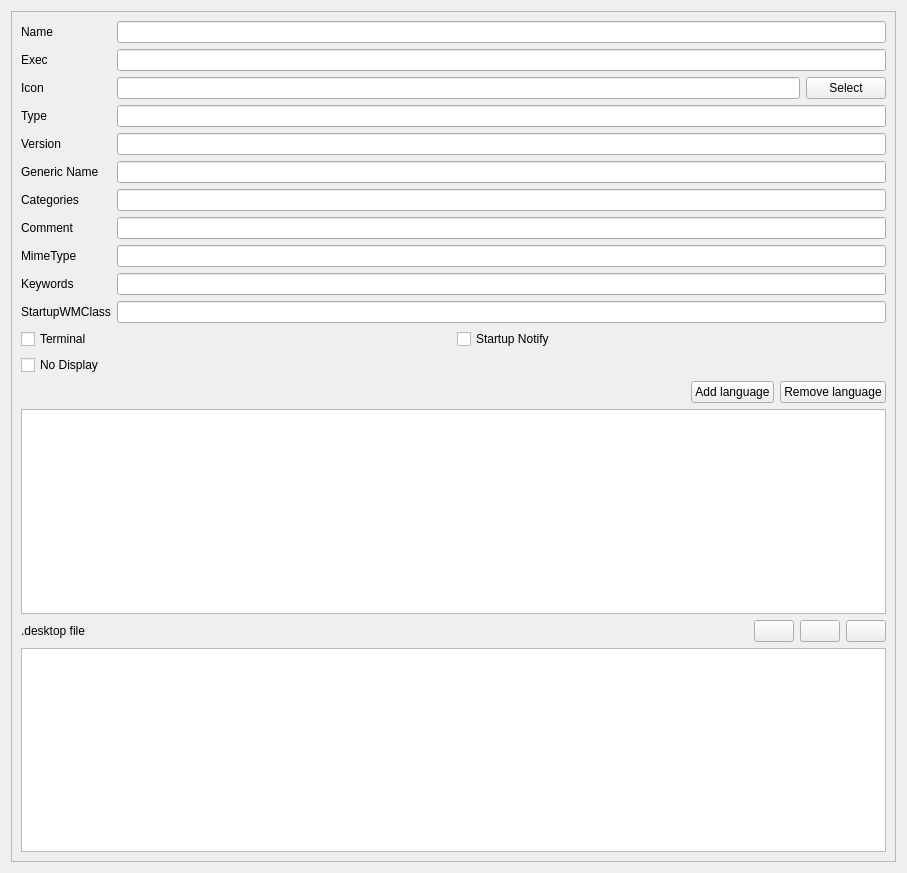
Above: src/widgets/desktopcreatorwidget.ui from N1vn0vem8er/cutetoolbox before the change. Below: the same form after it.
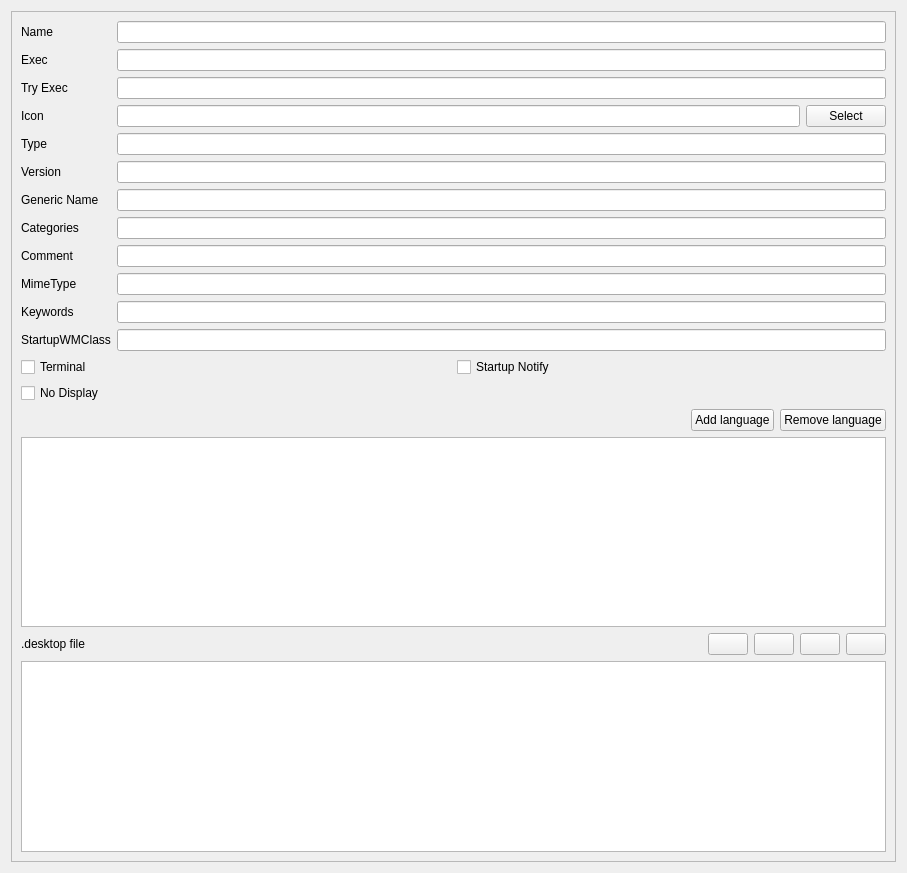
That is the form after the change. Icons and pictures are not drawn.

Commit message: Renamed ui elements in desktopcreatorwidget

What changed in the file:
```diff
--- a/src/widgets/desktopcreatorwidget.ui
+++ b/src/widgets/desktopcreatorwidget.ui
@@ -54,14 +54,14 @@
          <item row="1" column="1">
           <widget class="QLineEdit" name="lineEdit_2"/>
          </item>
-         <item row="2" column="0">
+         <item row="3" column="0">
           <widget class="QLabel" name="label_3">
            <property name="text">
             <string>Icon</string>
            </property>
           </widget>
          </item>
-         <item row="2" column="1">
+         <item row="3" column="1">
           <layout class="QHBoxLayout" name="horizontalLayout">
            <item>
             <widget class="QLineEdit" name="lineEdit_3"/>
@@ -75,10 +75,20 @@
            </item>
           </layout>
          </item>
+         <item row="4" column="0">
+          <widget class="QLabel" name="label_9">
+           <property name="text">
+            <string>Type</string>
+           </property>
+          </widget>
+         </item>
+         <item row="4" column="1">
+          <widget class="QLineEdit" name="type"/>
+         </item>
          <item row="5" column="0">
-          <widget class="QLabel" name="label_4">
+          <widget class="QLabel" name="label_11">
            <property name="text">
-            <string>Generic Name</string>
+            <string>Version</string>
            </property>
           </widget>
          </item>
@@ -86,9 +96,9 @@
           <widget class="QLineEdit" name="lineEdit_4"/>
          </item>
          <item row="6" column="0">
-          <widget class="QLabel" name="label_5">
+          <widget class="QLabel" name="label_4">
            <property name="text">
-            <string>Categories</string>
+            <string>Generic Name</string>
            </property>
           </widget>
          </item>
@@ -96,9 +106,9 @@
           <widget class="QLineEdit" name="lineEdit_5"/>
          </item>
          <item row="7" column="0">
-          <widget class="QLabel" name="label_6">
+          <widget class="QLabel" name="label_5">
            <property name="text">
-            <string>Comment</string>
+            <string>Categories</string>
            </property>
           </widget>
          </item>
@@ -106,9 +116,9 @@
           <widget class="QLineEdit" name="lineEdit_6"/>
          </item>
          <item row="8" column="0">
-          <widget class="QLabel" name="label_7">
+          <widget class="QLabel" name="label_6">
            <property name="text">
-            <string>MimeType</string>
+            <string>Comment</string>
            </property>
           </widget>
          </item>
@@ -116,44 +126,44 @@
           <widget class="QLineEdit" name="lineEdit_7"/>
          </item>
          <item row="9" column="0">
-          <widget class="QLabel" name="label_8">
+          <widget class="QLabel" name="label_7">
            <property name="text">
-            <string>Keywords</string>
+            <string>MimeType</string>
            </property>
           </widget>
          </item>
          <item row="9" column="1">
-          <widget class="QLineEdit" name="lineEdit_8"/>
-         </item>
-         <item row="3" column="0">
-          <widget class="QLabel" name="label_9">
-           <property name="text">
-            <string>Type</string>
-           </property>
-          </widget>
-         </item>
-         <item row="3" column="1">
-          <widget class="QLineEdit" name="lineEdit_9"/>
+          <widget class="QLineEdit" name="mimeTypes"/>
          </item>
          <item row="10" column="0">
+          <widget class="QLabel" name="label_8">
+           <property name="text">
+            <string>Keywords</string>
+           </property>
+          </widget>
+         </item>
+         <item row="10" column="1">
+          <widget class="QLineEdit" name="keywords"/>
+         </item>
+         <item row="11" column="0">
           <widget class="QLabel" name="label_10">
            <property name="text">
             <string>StartupWMClass</string>
            </property>
           </widget>
          </item>
-         <item row="10" column="1">
-          <widget class="QLineEdit" name="lineEdit_10"/>
+         <item row="11" column="1">
+          <widget class="QLineEdit" name="startupWMClass"/>
          </item>
-         <item row="4" column="0">
-          <widget class="QLabel" name="label_11">
+         <item row="2" column="0">
+          <widget class="QLabel" name="label_13">
            <property name="text">
-            <string>Version</string>
+            <string>Try Exec</string>
            </property>
           </widget>
          </item>
-         <item row="4" column="1">
-          <widget class="QLineEdit" name="lineEdit_11"/>
+         <item row="2" column="1">
+          <widget class="QLineEdit" name="tryexec"/>
          </item>
         </layout>
        </item>
@@ -256,6 +266,22 @@
           <widget class="QPushButton" name="pushButton_2">
            <property name="text">
             <string/>
+           </property>
+           <property name="icon">
+            <iconset theme="QIcon::ThemeIcon::EditCopy"/>
+           </property>
+          </widget>
+         </item>
+         <item>
+          <widget class="QPushButton" name="clearButton">
+           <property name="toolTip">
+            <string>Clear</string>
+           </property>
+           <property name="text">
+            <string/>
+           </property>
+           <property name="icon">
+            <iconset theme="QIcon::ThemeIcon::EditClear"/>
            </property>
           </widget>
          </item>
```
Left out of the diff: 58 changed lines with no effect on the pictures.
